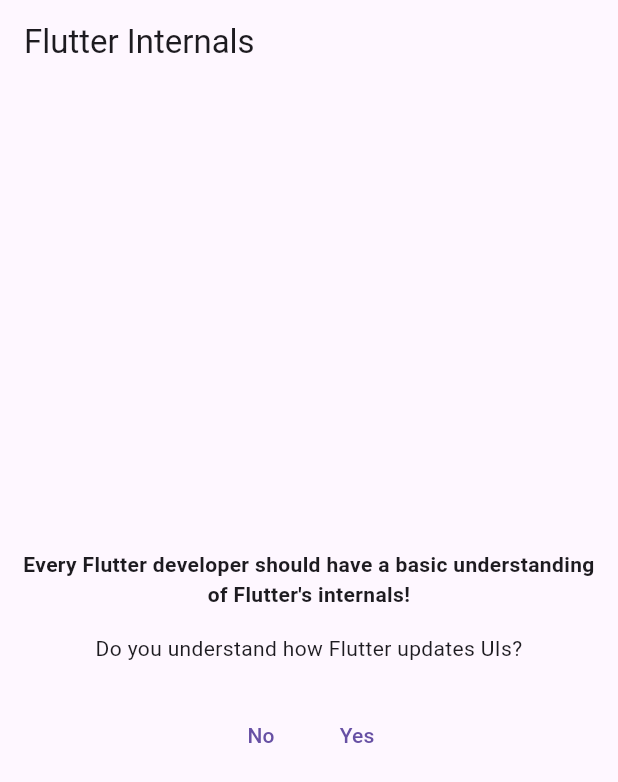
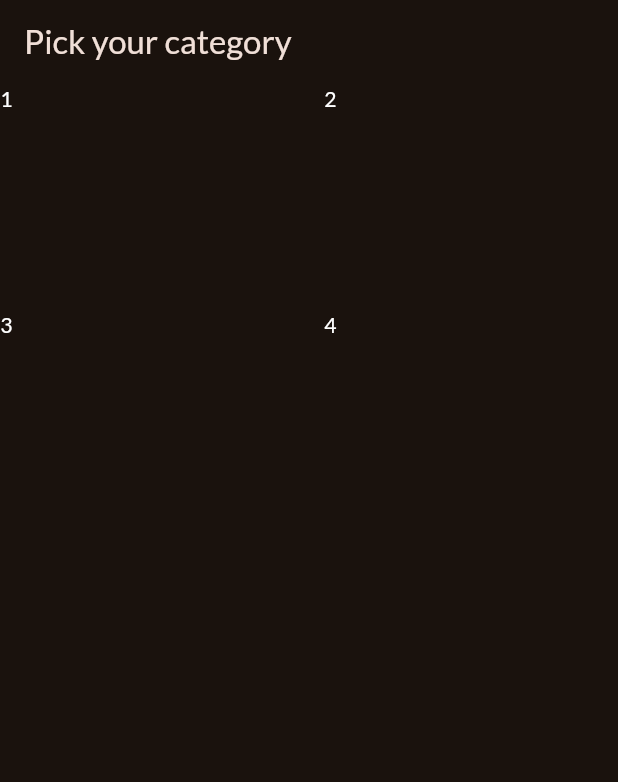
Before and after one commit to Ptriantafyll/meals_app, a Flutter app: the screen it shows after launch, on a phone screen of 412 x 824 dp. Shown: the top 782 px of the screen. Run offline on Flutter 3.47's test engine with Material 3 defaults, Android fonts, the phone set to English and light mode, and no system bars; our stand-ins replace google_fonts.

Commit message:
Initial grid setup

```diff
--- /dev/null
+++ b/lib/categories.dart
@@ -0,0 +1,28 @@
+import 'package:flutter/material.dart';
+
+class CategoriesScreen extends StatelessWidget {
+  const CategoriesScreen({super.key});
+
+  @override
+  Widget build(BuildContext context) {
+    return Scaffold(
+      appBar: AppBar(
+        title: const Text('Pick your category'),
+      ),
+      body: GridView(
+        gridDelegate: const SliverGridDelegateWithFixedCrossAxisCount(
+          crossAxisCount: 2,
+          childAspectRatio: 3 / 2,
+          crossAxisSpacing: 20,
+          mainAxisSpacing: 20,
+        ),
+        children: const [
+          Text('1', style: TextStyle(color: Colors.white)),
+          Text('2', style: TextStyle(color: Colors.white)),
+          Text('3', style: TextStyle(color: Colors.white)),
+          Text('4', style: TextStyle(color: Colors.white)),
+        ],
+      ),
+    );
+  }
+}
--- a/lib/main.dart
+++ b/lib/main.dart
@@ -1,6 +1,16 @@
 import 'package:flutter/material.dart';
+import 'package:flutter_internals/categories.dart';
 
-import 'package:flutter_internals/ui_updates_demo.dart';
+import 'package:google_fonts/google_fonts.dart';
+
+final theme = ThemeData(
+  useMaterial3: true,
+  colorScheme: ColorScheme.fromSeed(
+    brightness: Brightness.dark,
+    seedColor: const Color.fromARGB(255, 131, 57, 0),
+  ),
+  textTheme: GoogleFonts.latoTextTheme(),
+);
 
 void main() {
   runApp(const App());
@@ -12,13 +22,8 @@ class App extends StatelessWidget {
   @override
   Widget build(BuildContext context) {
     return MaterialApp(
-      theme: ThemeData(useMaterial3: true),
-      home: Scaffold(
-        appBar: AppBar(
-          title: const Text('Flutter Internals'),
-        ),
-        body: const UIUpdatesDemo(),
-      ),
+      theme: theme,
+      home: const CategoriesScreen(),
     );
   }
 }
--- a/lib/ui_updates_demo.dart
+++ /dev/null
@@ -1,69 +0,0 @@
-import 'package:flutter/material.dart';
-
-class UIUpdatesDemo extends StatefulWidget {
-  const UIUpdatesDemo({super.key});
-
-  @override
-  StatefulElement createElement() {
-    print('UIUpdatesDemo CREATEELEMENT called');
-    return super.createElement();
-  }
-
-  @override
-  State<UIUpdatesDemo> createState() {
-    return _UIUpdatesDemo();
-  }
-}
-
-class _UIUpdatesDemo extends State<UIUpdatesDemo> {
-  var _isUnderstood = false;
-
-  @override
-  Widget build(BuildContext context) {
-    print('UIUpdatesDemo BUILD called');
-    return Padding(
-      padding: const EdgeInsets.all(8.0),
-      child: Center(
-        child: Column(
-          mainAxisSize: MainAxisSize.min,
-          crossAxisAlignment: CrossAxisAlignment.center,
-          children: [
-            const Text(
-              'Every Flutter developer should have a basic understanding of Flutter\'s internals!',
-              textAlign: TextAlign.center,
-              style: TextStyle(fontWeight: FontWeight.bold),
-            ),
-            const SizedBox(height: 16),
-            const Text(
-              'Do you understand how Flutter updates UIs?',
-              textAlign: TextAlign.center,
-            ),
-            const SizedBox(height: 24),
-            Row(
-              mainAxisAlignment: MainAxisAlignment.center,
-              children: [
-                TextButton(
-                  onPressed: () {
-                    setState(() {
-                      _isUnderstood = false;
-                    });
-                  },
-                  child: const Text('No'),
-                ),
-                TextButton(
-                  onPressed: () {
-                    setState(() {
-                      _isUnderstood = true;
-                    });
-                  },
-                  child: const Text('Yes'),
-                ),
-              ],
-            ),
-            if (_isUnderstood) const Text('Awesome!'),
-          ],
-        ),
-      ),
-    );
-  }
-}
```
